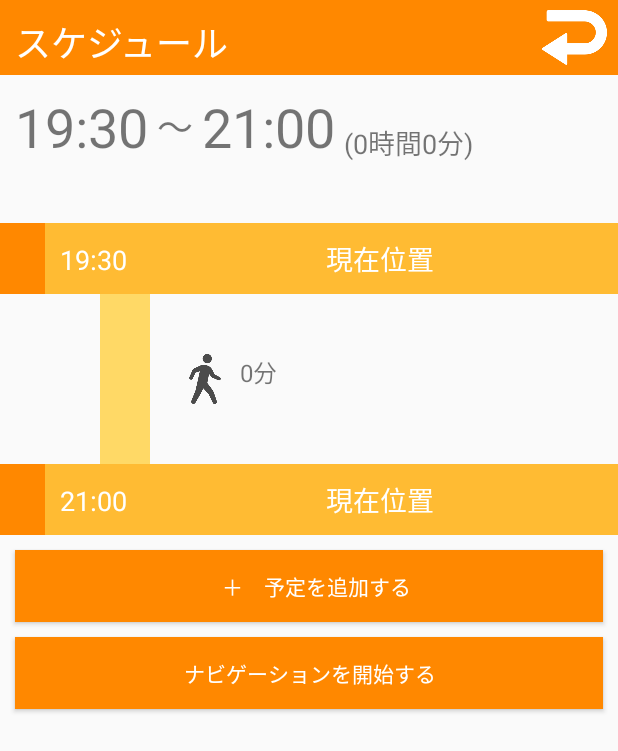
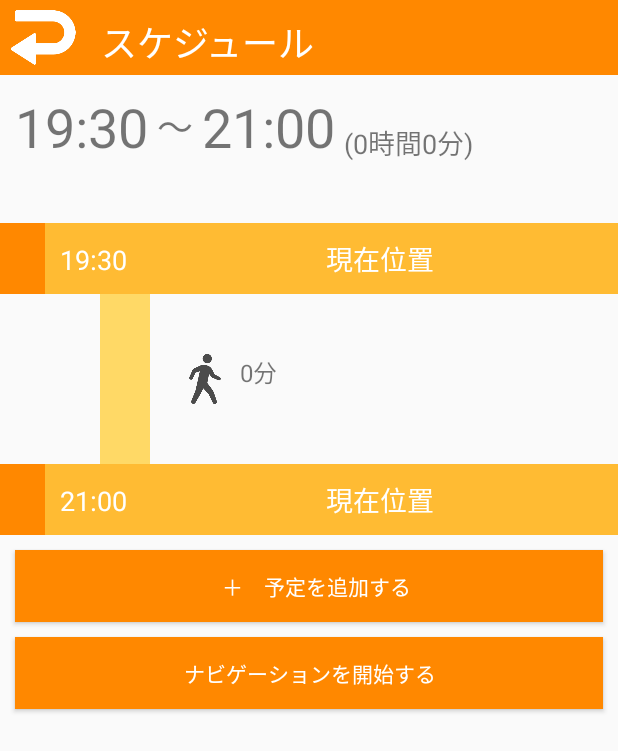
Before and after one commit to FJB16G/X16G_C, an Android app: the fragment ScheduleFragment placed in its activity, on a phone screen of 412 x 824 dp. Shown: the top 751 px of the screen. Run offline under Robolectric (Android 15) with nearby library versions, the phone set to English and light mode, and no system bars.

Commit message:
通知処理の追加など

```diff
--- a/app/src/main/java/jp/ac/x16g023chiba_fjb/spareplanning/DialogFragment2.java
+++ b/app/src/main/java/jp/ac/x16g023chiba_fjb/spareplanning/DialogFragment2.java
@@ -43,7 +43,7 @@ public class DialogFragment2 extends android.support.v4.app.DialogFragment imple
         //リスナーに登録されているメソッドを呼び出す
         if(mListener != null) {
             if (v.getId() == R.id.dialogButton)
-                mListener.onDialogButton(0);
+                mListener.onDialogButton(numberPicker.getValue());
         }
         //ダイアログを閉じる
         getDialog().cancel();
--- a/app/src/main/java/jp/ac/x16g023chiba_fjb/spareplanning/ScheduleFragment.java
+++ b/app/src/main/java/jp/ac/x16g023chiba_fjb/spareplanning/ScheduleFragment.java
@@ -40,9 +40,6 @@ public class ScheduleFragment extends Fragment implements DialogFragment2.OnDial
     LinearLayout layout;
     int txtSize = 18;
 
-    // ボタン識別用リスト
-    ArrayList<Button> BtID = new ArrayList<Button>();
-
     ArrayList<String> place;
 
     ArrayList<Integer> duration;
@@ -55,12 +52,12 @@ public class ScheduleFragment extends Fragment implements DialogFragment2.OnDial
 
         //  フィールドの作成
 
-        //現在時刻
+        // 現在時刻
         int nowHour = ((MainActivity) getActivity()).getNowHour();
         int nowMinute = ((MainActivity) getActivity()).getNowMinute();
         int nowTime = conversionMinute(nowHour, nowMinute);
 
-        //戻り時刻と場所名
+        // 戻り時刻と場所名
         int reHour = ((MainActivity) getActivity()).getReHour();
         int reMinute = ((MainActivity) getActivity()).getReMinute();
         int reTime = conversionMinute(reHour, reMinute);
@@ -79,7 +76,7 @@ public class ScheduleFragment extends Fragment implements DialogFragment2.OnDial
         int spaceHour = ((MainActivity) getActivity()).getSpaceHour();
         int spaceMinute = ((MainActivity) getActivity()).getSpaceMinute();
 
-        //ビュー系
+        // ビュー系
         TextView nowTimeView = view.findViewById(R.id.textView1);
         TextView reTimeView = view.findViewById(R.id.textView2);
         TextView spaceTimeView = view.findViewById(R.id.textView3);
@@ -113,16 +110,16 @@ public class ScheduleFragment extends Fragment implements DialogFragment2.OnDial
         }
         duration.add(totalMinute);
 
-        //以下スケジュール作成処理
+        // 以下スケジュール作成処理
 
-        //現在位置時刻設定（文字サイズを統一化するため、ここで設定する）
+        // 現在位置時刻設定（文字サイズを統一化するため、ここで設定する）
         nowTimeView = view.findViewById(R.id.textView1_2);
         nowTimeView.setTextSize(txtSize);
         nowTimeView.setText(conversionTime(nowTime));
         TextView nowPlace = view.findViewById(R.id.NowPlace);
         nowPlace.setTextSize(txtSize);
 
-        //前の場所の出発時間を格納、初期値は現在時刻
+        // 前の場所の出発時間を格納、初期値は現在時刻
         int outPlaceTime = nowTime;
 
         // 一時保存用変数
@@ -131,10 +128,10 @@ public class ScheduleFragment extends Fragment implements DialogFragment2.OnDial
         // アクションバーと連結バーをセットとして表示（placeより要素が１多いmoveMinuteの末尾の値は使わない）
         for (int i = 0; i < place.size(); i++) {
 
-            //連結バーの表示
+            // 連結バーの表示
             verticalLine(moveMinute.get(i));
 
-            //整理用に一時保存
+            // 整理用に一時保存
             work = timeCalculation(outPlaceTime, moveMinute.get(i));
 
             //アクションバーの表示
@@ -143,14 +140,14 @@ public class ScheduleFragment extends Fragment implements DialogFragment2.OnDial
             // 通知用の値を追加
             leaveTime.add(conversionTime(timeCalculation(work, duration.get(i))));
 
-            //このループの出発時間を次のループの到着時間の計算に使う
+            // このループの出発時間を次のループの到着時間の計算に使う
             outPlaceTime = timeCalculation(work, duration.get(i));
         }
 
-        //戻り場所への移動時間の連結バーを表示する
+        // 戻り場所への移動時間の連結バーを表示する
         verticalLine(((MainActivity) getActivity()).getLastMove());
 
-        //戻り場所のアクションバーの生成と設定
+        // 戻り場所のアクションバーの生成と設定
         reTimeView = view.findViewById(R.id.textView2_2);
         reTimeView.setTextSize(txtSize);
         reTimeView.setText((conversionTime(conversionMinute(reHour, reMinute))));
@@ -158,7 +155,7 @@ public class ScheduleFragment extends Fragment implements DialogFragment2.OnDial
         rePlaceView.setText(rePiace);
         rePlaceView.setTextSize(txtSize);
 
-        //戻りボタン
+        // 戻りボタン
         view.findViewById(R.id.ReturnFirst).setOnClickListener(new View.OnClickListener() {
             @Override
             public void onClick(View v) {
@@ -170,7 +167,7 @@ public class ScheduleFragment extends Fragment implements DialogFragment2.OnDial
             }
         });
 
-        //プラン追加ボタン
+        // プラン追加ボタン
         view.findViewById(R.id.addPlans).setOnClickListener(new View.OnClickListener() {
             @Override
             public void onClick(View v) {
@@ -180,6 +177,7 @@ public class ScheduleFragment extends Fragment implements DialogFragment2.OnDial
             }
         });
 
+        // ナビ画面ボタン
         view.findViewById(R.id.nextNavi).setOnClickListener(new View.OnClickListener() {
             @Override
             public void onClick(View v) {
@@ -326,6 +324,7 @@ public class ScheduleFragment extends Fragment implements DialogFragment2.OnDial
         p6.weight = 7.0f;
         LL_ThirdStage.addView(textView4, p6);
 
+        if (this.place.size() > 1) {
             Button button = new Button(getActivity());
             button.setText("編集");
             button.setTextSize(txtSize);
@@ -334,23 +333,27 @@ public class ScheduleFragment extends Fragment implements DialogFragment2.OnDial
             LinearLayout.LayoutParams p8 = new LinearLayout.LayoutParams(LinearLayout.LayoutParams.WRAP_CONTENT, LinearLayout.LayoutParams.WRAP_CONTENT);
             p8.weight = 1.0f;
             LL_ThirdStage.addView(button, p8);
-        // ボタン識別用
-        BtID.add(button);
+            // 滞在時間編集
             button.setOnClickListener(new View.OnClickListener() {
                 @Override
                 public void onClick(View v) {
                     ((MainActivity) getActivity()).setBreakDuration(duration);
                     ((MainActivity) getActivity()).setBreakNumber(number);
+
                     //フラグメントのインスタンスを作成
                     DialogFragment2 f = new DialogFragment2();
+
                     //ダイアログのボタンが押された場合の動作
                     f.setOnDialogButtonListener(ScheduleFragment.this);
+
                     //フラグメントをダイアログとして表示
                     f.show(getFragmentManager(), "");
                 }
             });
         }
+    }
 
+    // ダイアログ実行後の処理
     @Override
     public void onDialogButton(int value) {
 
--- a/app/src/main/res/layout/fragment_mapview.xml
+++ b/app/src/main/res/layout/fragment_mapview.xml
@@ -11,6 +11,12 @@
         android:name="com.google.android.gms.maps.SupportMapFragment"
         android:layout_width="match_parent"
         android:layout_height="match_parent" />
+
+    <ImageView
+        android:id="@+id/imageView"
+        android:layout_width="50dp"
+        android:layout_height="50dp"
+        android:src="@drawable/return1" />
 
     <LinearLayout
         android:id="@+id/linearLayout4"
--- a/app/src/main/res/layout/fragment_schedule.xml
+++ b/app/src/main/res/layout/fragment_schedule.xml
@@ -20,6 +20,14 @@
             android:background="@android:color/holo_orange_dark"
             android:orientation="horizontal">
 
+            <ImageView
+                android:id="@+id/ReturnFirst"
+                android:layout_width="30dp"
+                android:layout_height="50dp"
+                android:layout_weight="1"
+                android:padding="3dp"
+                android:src="@drawable/return1" />
+
             <TextView
                 android:id="@+id/TitleText"
                 android:layout_width="wrap_content"
@@ -29,14 +37,6 @@
                 android:text="スケジュール"
                 android:textColor="@android:color/background_light"
                 android:textSize="24sp" />
-
-            <ImageView
-                android:id="@+id/ReturnFirst"
-                android:layout_width="30dp"
-                android:layout_height="50dp"
-                android:layout_weight="1"
-                android:padding="3dp"
-                android:src="@drawable/return1" />
 
         </LinearLayout>
 
```
Also changed, not shown: app/src/main/res/layout/fragment_category.xml (+7 -7 lines), app/src/main/res/layout/fragment_genre_custom.xml (+7 -6 lines). Lines whose indentation alone changed are shown as unchanged.
